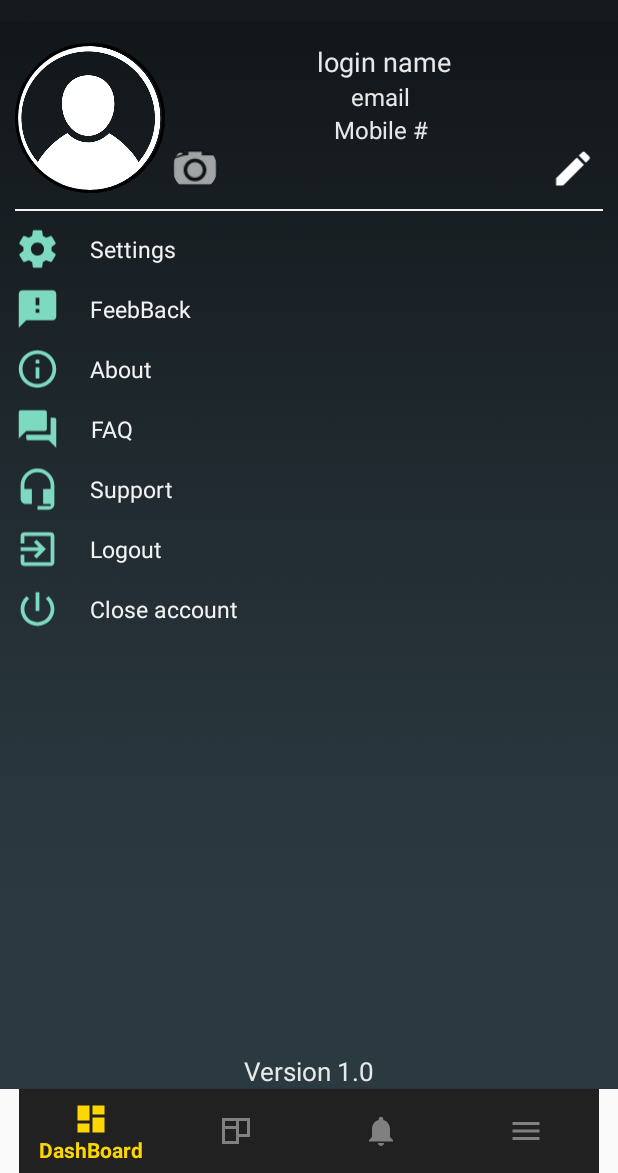
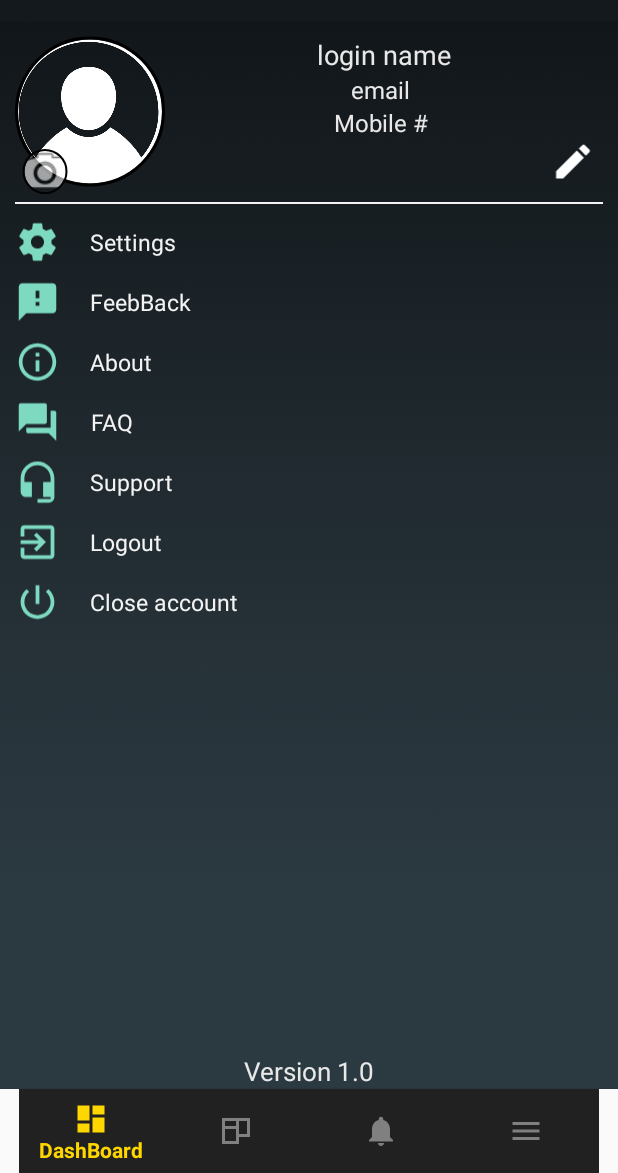
Before and after one commit to SharanaP/IotSmartChain, an Android app: the fragment MenuFragment placed in its activity, on a phone screen of 412 x 824 dp, the part 63-1236 px from its top. Run offline under Robolectric (Android 15) with nearby library versions, the phone set to English and light mode, and no system bars; our stand-ins replace ButterKnife, CircleImageView, Dagger/Hilt's generated code; libraries missing offline, so code that uses them is left out: android.support.design; 7 statements that could not run were skipped.

Commit message:
added camera icon

```diff
--- a/app/src/main/res/layout/fragment_db_menu.xml
+++ b/app/src/main/res/layout/fragment_db_menu.xml
@@ -8,7 +8,7 @@
 
     <RelativeLayout
         android:layout_width="match_parent"
-        android:layout_marginTop="10dp"
+        android:layout_marginTop="5dp"
         android:layout_marginLeft="10dp"
         android:layout_marginRight="10dp"
         android:layout_height="110dp">
@@ -20,8 +20,20 @@
             android:layout_height="fill_parent"
             app:civ_border_width="2dp"
             android:layout_centerVertical="true"
-            android:layout_marginTop="10dp"
+            android:layout_marginTop="5dp"
             android:onClick="profilePhoto"
+            app:civ_border_color="#FF000000"/>
+
+        <de.hdodenhof.circleimageview.CircleImageView
+            android:id="@+id/profile_camera"
+            android:layout_width="40dp"
+            android:layout_height="30dp"
+            android:layout_alignParentBottom="true"
+            android:layout_alignParentStart="true"
+            android:src="@drawable/ic_menu_camera"
+            android:layout_alignParentLeft="true"
+            app:civ_border_width="1dp"
+            app:civ_circle_background_color="@color/color.silver"
             app:civ_border_color="#FF000000"/>
 
         <LinearLayout
@@ -70,14 +82,7 @@
                 android:layout_width="match_parent"
                 android:layout_height="30dp">
 
-                <de.hdodenhof.circleimageview.CircleImageView
-                    android:id="@+id/profile_camera"
-                    android:layout_width="40dp"
-                    android:layout_height="30dp"
-                    android:layout_alignParentBottom="true"
-                    android:layout_alignParentStart="true"
-                    android:src="@drawable/ic_menu_camera"
-                    android:layout_alignParentLeft="true"/>
+
 
                 <ImageView
                     android:id="@+id/imageView_update_profile"
```
